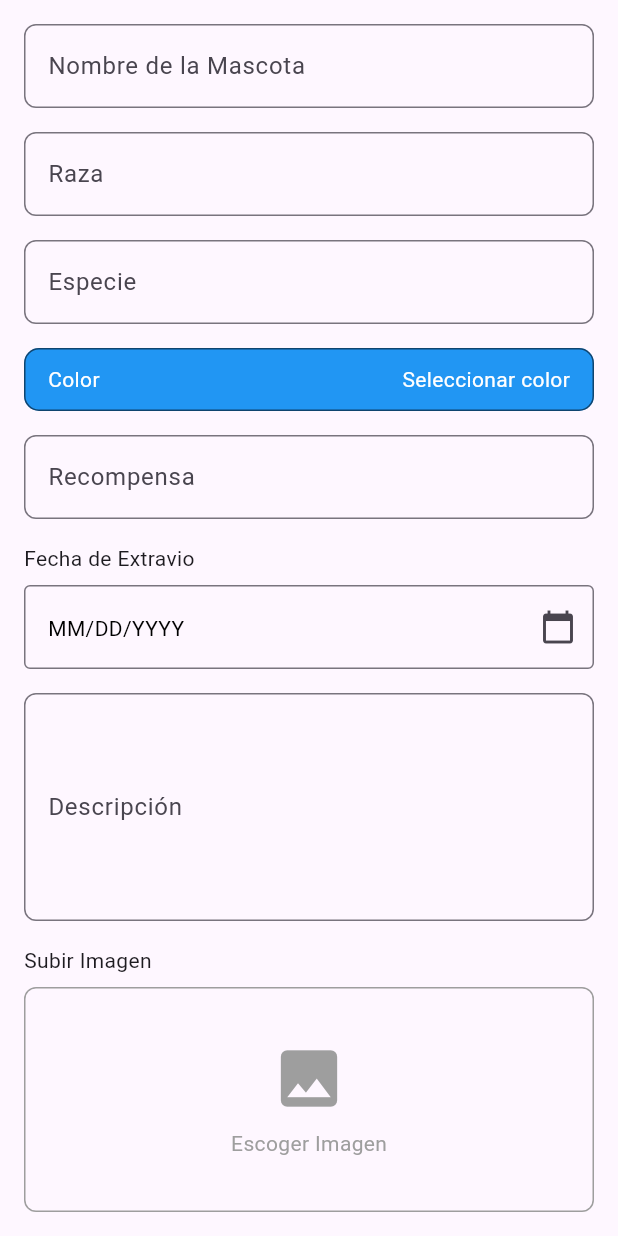
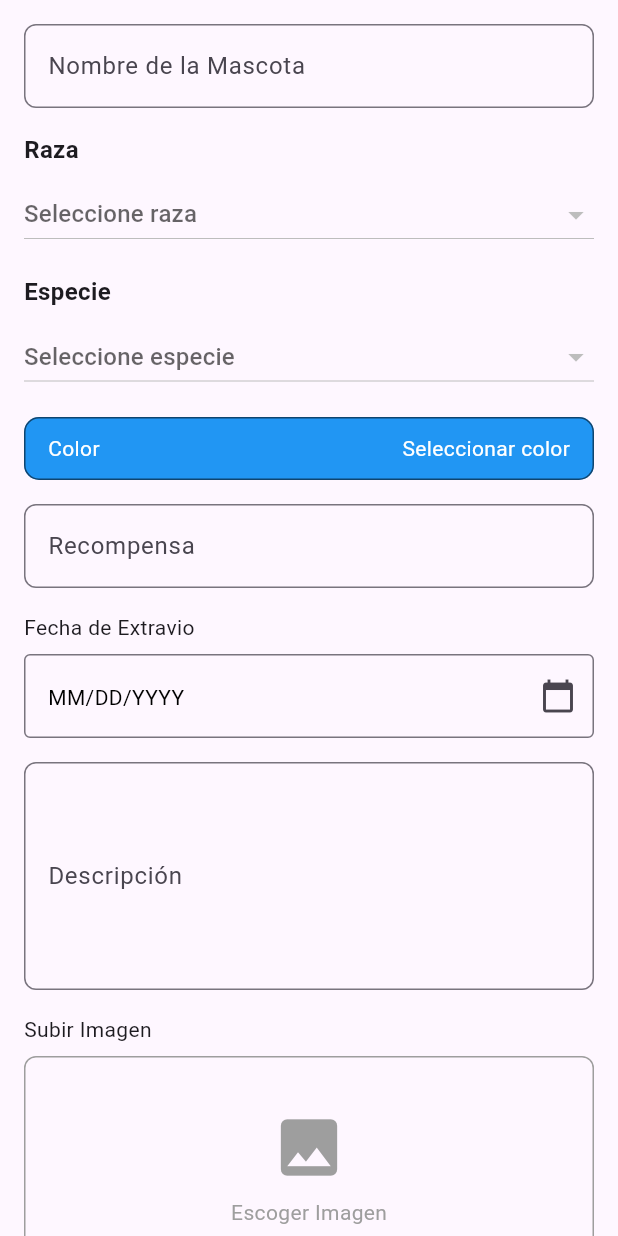
Before and after one commit to Andrewing1000/Wanted, a Flutter app: the PetFormScreen screen opened directly, on a phone screen of 412 x 824 dp. Run offline on Flutter 3.47's test engine with Material 3 defaults, Android fonts, the phone set to English and light mode, and no system bars; our stand-ins replace flutter_colorpicker, flutter_map, google_fonts, image_picker, latlong2, permission_handler and 1 more; accounts and stored records are empty; network calls fail.

Commit message:
working ims stillstanding

```diff
--- a/flutter_frontend/lib/Services/Pet_Service.dart
+++ b/flutter_frontend/lib/Services/Pet_Service.dart
@@ -21,8 +21,8 @@ class Mascotas {
 
   Future<String> registerPet({
     required String petName,
-    required String species,
-    required String breed,
+    required int species,
+    required int breed,
     required String color,
     required String description,
     required String? photo,
--- a/flutter_frontend/lib/views/form_page.dart
+++ b/flutter_frontend/lib/views/form_page.dart
@@ -4,6 +4,7 @@ import 'package:flutter/material.dart';
 import 'package:latlong2/latlong.dart';
 import 'package:mascotas_flutter/widgets/form_widgets/PickerColor.dart';
 import 'dart:typed_data'; // Para Uint8List
+import '../widgets/DropDownField.dart';
 import '../widgets/form_widgets/image_picker.dart';
 import '../widgets/Maps/location_picker_field.dart';
 import '../widgets/text_input_field.dart';
@@ -18,8 +19,10 @@ class PetFormScreen extends StatefulWidget {
 }
 
 class _PetFormScreenState extends State<PetFormScreen> {
+  final Mascotas petService = Mascotas();
   final TextEditingController _nameController = TextEditingController();
-  final TextEditingController _breedController = TextEditingController();
+  int? _selectedBreedId;
+  int? _selectedSpecieId;
   final TextEditingController _colorController = TextEditingController();
   final TextEditingController _speciesController = TextEditingController();
   final TextEditingController _descriptionController = TextEditingController();
@@ -73,14 +76,25 @@ class _PetFormScreenState extends State<PetFormScreen> {
                   controller: _nameController,
                 ),
                 SizedBox(height: 16),
-                TextInputField(
-                  labelText: 'Raza',
-                  controller: _breedController,
+                DropdownField(
+                  labelText: "Raza",
+                  fetchItems: petService.fetchBreeds,
+                  onChanged: (value) {
+                    setState(() {
+                      _selectedBreedId = value;
+                    });
+                  },
                 ),
                 SizedBox(height: 16),
-                TextInputField(
-                  labelText: 'Especie',
-                  controller: _speciesController,
+
+                DropdownField(
+                  labelText: "Especie",
+                  fetchItems: petService.fetchSpecies,
+                  onChanged: (value) {
+                    setState(() {
+                      _selectedSpecieId = value;
+                    });
+                  },
                 ),
                 SizedBox(height: 16),
                 PickerColor(labelText: 'Color',
@@ -141,8 +155,8 @@ class _PetFormScreenState extends State<PetFormScreen> {
                           final petService = Mascotas();
                           final response = await petService.registerPet(
                             petName: _nameController.text.trim(),
-                            species: _speciesController.text.trim(),
-                            breed: _breedController.text.trim(),
+                            species: _selectedSpecieId!.toInt(),
+                            breed: _selectedBreedId!.toInt(),
                             color: _colorController.text.trim(),
                             description: _descriptionController.text.trim(),
                             photo: base64Image,
--- /dev/null
+++ b/flutter_frontend/lib/widgets/DropDownField.dart
@@ -0,0 +1,80 @@
+import 'package:flutter/material.dart';
+
+class DropdownField extends StatefulWidget {
+  final String labelText;
+  final Future<List<Map<String, dynamic>>> Function() fetchItems;
+  final Function(int?) onChanged;
+  final int? initialValue;
+
+  const DropdownField({
+    required this.labelText,
+    required this.fetchItems,
+    required this.onChanged,
+    this.initialValue,
+    Key? key,
+  }) : super(key: key);
+
+  @override
+  _DropdownFieldState createState() => _DropdownFieldState();
+}
+
+class _DropdownFieldState extends State<DropdownField> {
+  List<Map<String, dynamic>> _items = [];
+  int? _selectedId;
+  bool _isLoading = true;
+
+  @override
+  void initState() {
+    super.initState();
+    _loadItems();
+  }
+
+  Future<void> _loadItems() async {
+    try {
+      final items = await widget.fetchItems();
+      setState(() {
+        _items = items;
+        _selectedId = widget.initialValue;
+        _isLoading = false;
+      });
+    } catch (e) {
+      setState(() {
+        _isLoading = false;
+      });
+      print("Error al cargar items: $e");
+    }
+  }
+
+  @override
+  Widget build(BuildContext context) {
+    return Column(
+      crossAxisAlignment: CrossAxisAlignment.start,
+      children: [
+        Text(
+          widget.labelText,
+          style: const TextStyle(fontSize: 16, fontWeight: FontWeight.bold),
+        ),
+        const SizedBox(height: 8),
+        _isLoading
+            ? const CircularProgressIndicator()
+            : DropdownButton<int>(
+          isExpanded: true,
+          value: _selectedId,
+          hint: Text("Seleccione ${widget.labelText.toLowerCase()}"),
+          items: _items.map((item) {
+            return DropdownMenuItem<int>(
+              value: item['id'] as int,
+              child: Text(item['value'] as String),
+            );
+          }).toList(),
+          onChanged: (value) {
+            setState(() {
+              _selectedId = value;
+            });
+            widget.onChanged(value);
+          },
+        ),
+      ],
+    );
+  }
+}
--- a/flutter_frontend/lib/widgets/form_widgets/PickerColor.dart
+++ b/flutter_frontend/lib/widgets/form_widgets/PickerColor.dart
@@ -31,6 +31,7 @@ class _PickerColorState extends State<PickerColor> {
                 setState(() {
                   _selectedColor = color;
                 });
+                print('Color seleccionado: RGB(${color.red}, ${color.green}, ${color.blue})');
               },
             ),
           ),
```
Also changed, not shown: flutter_frontend/lib/main.dart (+11 -23 lines).
